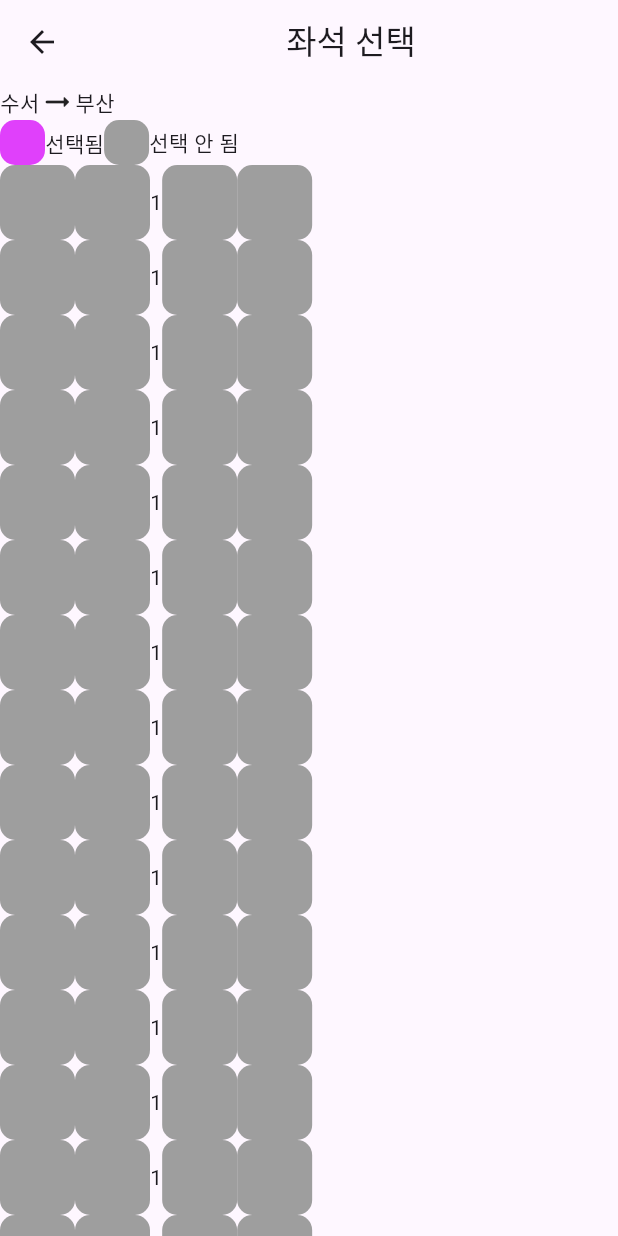
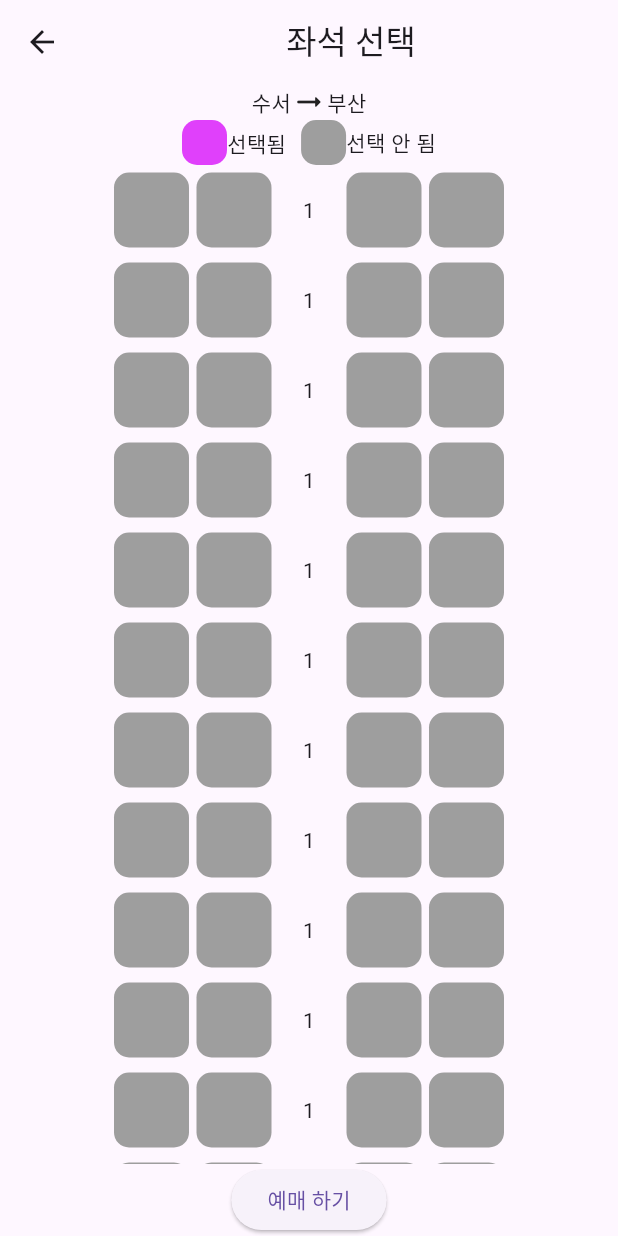
Before and after one commit to jinsung99123/flutter_train_app, a Flutter app: the SeatPage screen opened directly, on a phone screen of 412 x 824 dp. Run offline on Flutter 3.47's test engine with Material 3 defaults, Android fonts, the phone set to English and light mode, and no system bars.

Commit message:
좌석 공간 스크롤뷰 추가 및 좌석 예매 페이지 배치 조정

```diff
--- a/lib/seat_page/seat_page.dart
+++ b/lib/seat_page/seat_page.dart
@@ -15,6 +15,7 @@ class SeatPage extends StatelessWidget {
       body: Column(
         children: [
           Row(
+            mainAxisAlignment: MainAxisAlignment.center,
             children: [
               Text('수서'),
               Icon(Icons.arrow_right_alt_rounded),
@@ -22,6 +23,7 @@ class SeatPage extends StatelessWidget {
             ],
           ),
           Row(
+            mainAxisAlignment: MainAxisAlignment.center,
             children: [
               Container(
                 child: Row(
@@ -36,6 +38,7 @@ class SeatPage extends StatelessWidget {
                   ],
                 ),
               ),
+              SizedBox(width: 10),
               Container(
                 child: Row(
                   children: [
@@ -55,9 +58,9 @@ class SeatPage extends StatelessWidget {
 
             ],
           ),
-          Row(
-            children: [
-              Column(
+          Expanded(
+            child: SingleChildScrollView(
+              child: Column(
                 children: [
               seat(),
               seat(),
@@ -78,8 +81,8 @@ class SeatPage extends StatelessWidget {
               seat(),
               seat(),
               seat(),
-              seat(),])
-            ],
+              seat(),]),
+            ),
           ),
           ElevatedButton(onPressed: () {}, child: Text('예매 하기'))
         ],
@@ -89,8 +92,18 @@ class SeatPage extends StatelessWidget {
 }
 
 Widget seat() {
-  return Row(
+  return Padding(
+    padding: const EdgeInsets.all(5.0),
+    child: Row(
+      mainAxisAlignment: MainAxisAlignment.center,
       children: [
+        Container(
+          width: 50,
+          height: 50,
+          decoration: BoxDecoration(color: Colors.grey,
+          borderRadius: BorderRadius.circular(10)),
+        ),
+        SizedBox(width: 5),
         Container(
           width: 50,
           height: 50,
@@ -100,11 +113,7 @@ Widget seat() {
         Container(
           width: 50,
           height: 50,
-        decoration: BoxDecoration(color: Colors.grey,
-        borderRadius: BorderRadius.circular(10)),
-      ),
-      Container(
-        child: Text('1'),
+          child: Center(child: Text('1')),
         ),
         Container(
           width: 50,
@@ -112,6 +121,7 @@ Widget seat() {
           decoration: BoxDecoration(color: Colors.grey,
           borderRadius: BorderRadius.circular(10)),
         ),
+        SizedBox(width: 5),
         Container(
           width: 50,
           height: 50,
@@ -119,5 +129,6 @@ Widget seat() {
           borderRadius: BorderRadius.circular(10)),
         ),
       ],
+    ),
   );
 }
```
Lines whose indentation alone changed are shown as unchanged.
